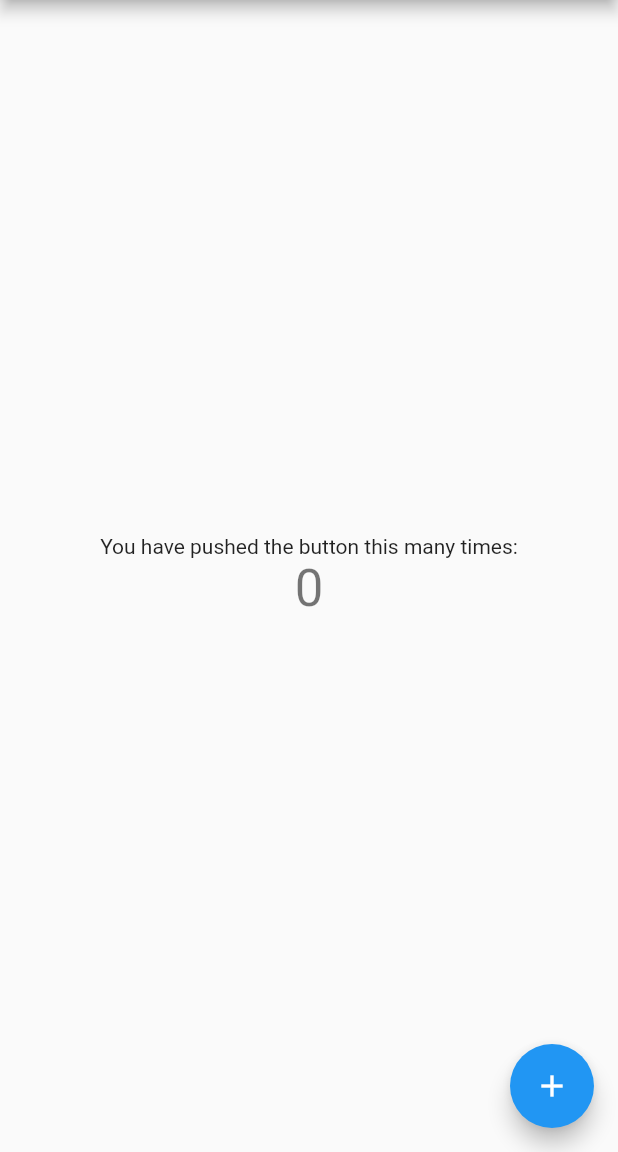
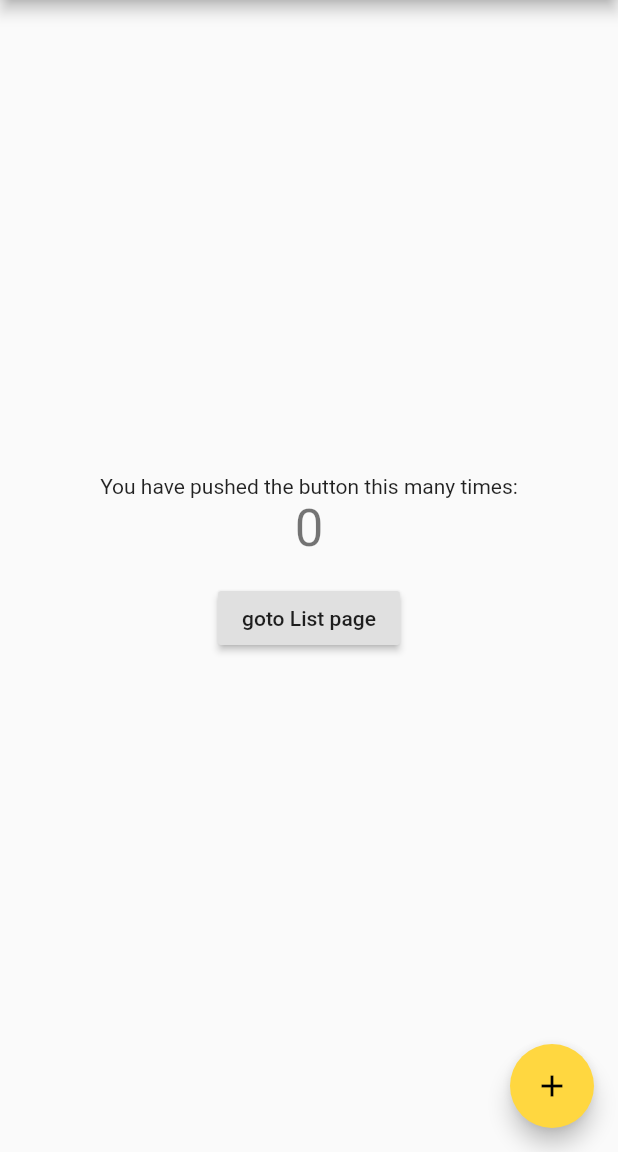
Before and after one commit to jakdor/FlutterSample, a Flutter app: the screen it shows after launch, on a phone screen of 412 x 824 dp, the part 84-1236 px from its top. Run offline on Flutter 3.47's test engine with Material 2 defaults, Android fonts, the phone set to English and light mode, and no system bars.

```diff
--- a/lib/main.dart
+++ b/lib/main.dart
@@ -1,5 +1,5 @@
 import 'package:flutter/material.dart';
 
-import 'ui/my_app.dart';
+import 'ui/app.dart';
 
-void main() => runApp(MyApp());
+void main() => runApp(App());
--- /dev/null
+++ b/lib/ui/app.dart
@@ -0,0 +1,21 @@
+import 'package:flutter/material.dart';
+
+import 'home/home_page.dart';
+import 'list/list_page.dart';
+
+class App extends StatelessWidget {
+  @override
+  Widget build(BuildContext context) {
+    return MaterialApp(
+      title: 'Flutter Demo',
+      theme: ThemeData(
+        primarySwatch: Colors.blue,
+        accentColor: Colors.amberAccent,
+      ),
+      home: HomePage(title: 'Flutter Demo Home Page'),
+      routes: <String, WidgetBuilder> {
+        '/list': (BuildContext context) => ListPage(title: 'List page test'),
+      },
+    );
+  }
+}
--- a/lib/ui/home/my_home_page.dart
+++ b/lib/ui/home/home_page.dart
@@ -1,7 +1,7 @@
 import 'package:flutter/material.dart';
 
-class MyHomePage extends StatefulWidget {
-  MyHomePage({Key key, this.title}) : super(key: key);
+class HomePage extends StatefulWidget {
+  HomePage({Key key, this.title}) : super(key: key);
 
   // This widget is the home page of your application. It is stateful, meaning
   // that it has a State object (defined below) that contains fields that affect
@@ -15,10 +15,10 @@ class MyHomePage extends StatefulWidget {
   final String title;
 
   @override
-  _MyHomePageState createState() => _MyHomePageState();
+  _HomePageState createState() => _HomePageState();
 }
 
-class _MyHomePageState extends State<MyHomePage> {
+class _HomePageState extends State<HomePage> {
   int _counter = 0;
 
   void _incrementCounter() {
@@ -73,6 +73,15 @@ class _MyHomePageState extends State<MyHomePage> {
               '$_counter',
               style: Theme.of(context).textTheme.display1,
             ),
+            Padding(
+              padding: EdgeInsets.all(16.0),
+              child: RaisedButton(
+                child: Text('goto List page'),
+                onPressed: (){
+                  Navigator.pushNamed(context, '/list');
+                },
+              ),
+            )
           ],
         ),
       ),
--- a/lib/ui/my_app.dart
+++ /dev/null
@@ -1,26 +0,0 @@
-import 'package:flutter/material.dart';
-
-import 'home/my_home_page.dart';
-
-class MyApp extends StatelessWidget {
-  // This widget is the root of your application.
-  @override
-  Widget build(BuildContext context) {
-    return MaterialApp(
-      title: 'Flutter Demo',
-      theme: ThemeData(
-        // This is the theme of your application.
-        //
-        // Try running your application with "flutter run". You'll see the
-        // application has a blue toolbar. Then, without quitting the app, try
-        // changing the primarySwatch below to Colors.green and then invoke
-        // "hot reload" (press "r" in the console where you ran "flutter run",
-        // or simply save your changes to "hot reload" in a Flutter IDE).
-        // Notice that the counter didn't reset back to zero; the application
-        // is not restarted.
-        primarySwatch: Colors.blue,
-      ),
-      home: MyHomePage(title: 'Flutter Demo Home Page'),
-    );
-  }
-}
```
Also changed, not shown: lib/ui/home/home_list_item.dart (added, +29 -0 lines), lib/ui/list/list_page.dart (added, +42 -0 lines), 1 other file.
